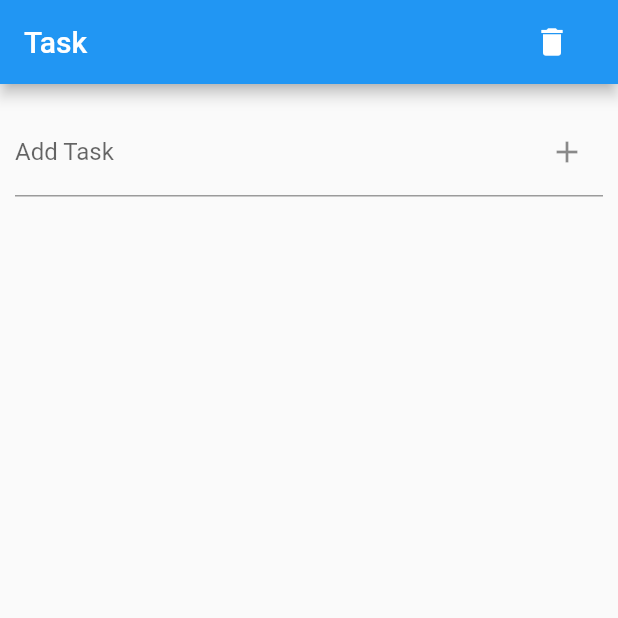
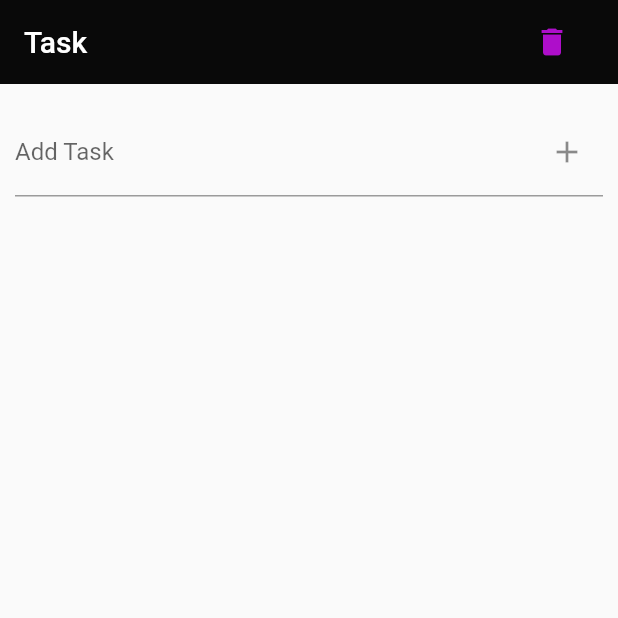
Before and after one commit to quliyev211/todoap-main, a Flutter app: the screen it shows after launch, on a phone screen of 412 x 824 dp, the top half of it. Run offline on Flutter 3.47's test engine with Material 2 defaults, Android fonts, the phone set to English and light mode, and no system bars.

Commit message:
Please enter the commit message for your changes. Lines starting with '#' will be ignored, and an empty message aborts the commit.
On branch main
Your branch is up to date with 'origin/main'.

Changes to be committed:
	modified:   lib/main.dart

```diff
--- a/lib/main.dart
+++ b/lib/main.dart
@@ -18,6 +18,8 @@ class _MyAppState extends State<MyApp> {
       title: 'Task',
       home: Scaffold(
         appBar: AppBar(
+          elevation: 0,
+          backgroundColor: Color.fromARGB(246, 0, 0, 0),
           title: const Text('Task'),
           actions: [
             IconButton(
@@ -27,6 +29,7 @@ class _MyAppState extends State<MyApp> {
                 });
               },
               icon: const Icon(Icons.delete),
+              color: Color.fromARGB(221, 199, 15, 232),
             ),
             const SizedBox(
               width: 20,
@@ -85,6 +88,7 @@ class _MyCustomFormState extends State<MyCustomForm> {
             itemBuilder: (BuildContext context, int index) {
               return ListTile(
                 title: Text(taskList[index]),
+                textColor: Colors.pink,
                 leading: IconButton(
                   onPressed: () => clearTask(index),
                   icon: const Icon(Icons.delete),
```
